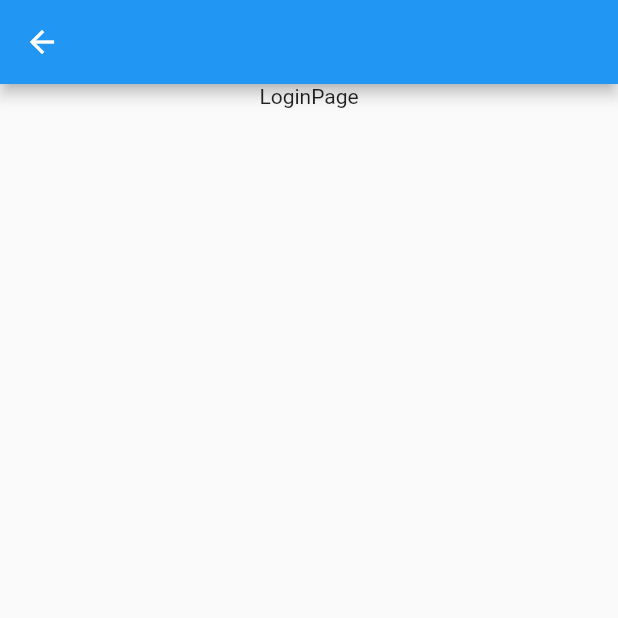
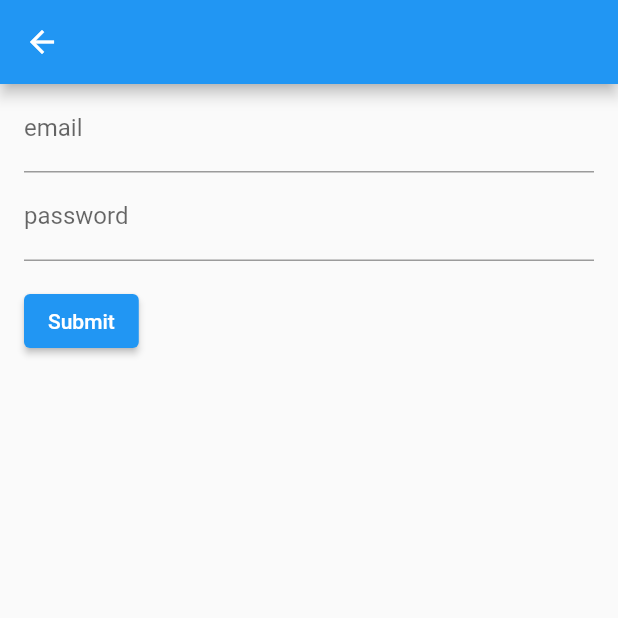
Before and after one commit to Karasini/instapp-flutter, a Flutter app: the screen it shows after launch, after a tap on "Login", on a phone screen of 412 x 824 dp, the top half of it. Run offline on Flutter 3.47's test engine with Material 2 defaults, Android fonts, the phone set to English and light mode, and no system bars.

Commit message:
add login form

```diff
--- a/instapp/lib/login_page.dart
+++ b/instapp/lib/login_page.dart
@@ -8,15 +8,65 @@ class LoginPage extends StatefulWidget {
 }
 
 class _LoginPageState extends State<LoginPage> {
-
   @override
   Widget build(BuildContext context) {
     return Scaffold(
       appBar: AppBar(),
-      body: Center(
+      body: LoginForm(),
+    );
+  }
+}
+
+class LoginForm extends StatefulWidget {
+  @override
+  _LoginFormState createState() => _LoginFormState();
+}
+
+class _LoginFormState extends State<LoginForm> {
+  final _formKey = GlobalKey<FormState>();
+
+  @override
+  Widget build(BuildContext context) {
+    return Form(
+      key: _formKey,
+      child: Padding(
+        padding: const EdgeInsets.symmetric(horizontal: 16.0),
         child: Column(
-          children: [
-            Text("LoginPage")
+          crossAxisAlignment: CrossAxisAlignment.start,
+          children: <Widget>[
+            TextFormField(
+              validator: (value) {
+                if (value.isEmpty) {
+                  return 'Please enter some text';
+                }
+                return null;
+              },
+              decoration: InputDecoration(labelText: "email"),
+            ),
+            TextFormField(
+              validator: (value) {
+                if (value.isEmpty) {
+                  return 'Please enter some text';
+                }
+                return null;
+              },
+              decoration: InputDecoration(labelText: "password"),
+            ),
+            Padding(
+              padding: const EdgeInsets.symmetric(vertical: 16.0),
+              child: ElevatedButton(
+                onPressed: () {
+                  // Validate returns true if the form is valid, or false
+                  // otherwise.
+                  if (_formKey.currentState.validate()) {
+                    // If the form is valid, display a Snackbar.
+                    Scaffold.of(context).showSnackBar(
+                        SnackBar(content: Text('Processing Data')));
+                  }
+                },
+                child: Text('Submit'),
+              ),
+            ),
           ],
         ),
       ),
```
